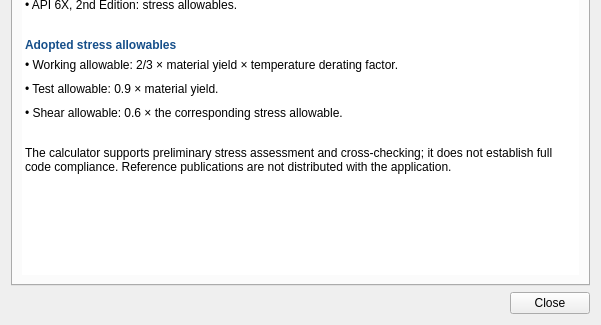
ZeroFlagLabs/pressure-vessel-calculator, file src/ui/settings_dialog.ui: the form before one commit; both pictures show x 0 to 601 and y 163 to 488 of the 601 by 488 pixel window.
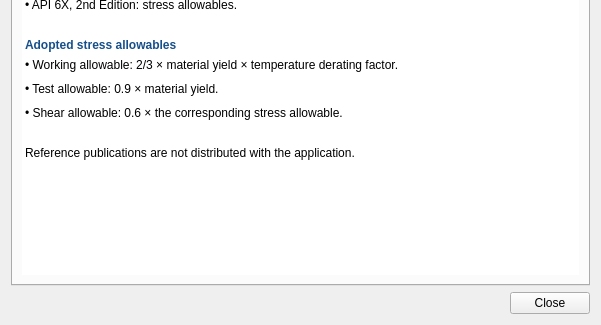
The form after the commit. The open tabs and pages were chosen to show the change.

```diff
--- a/src/ui/settings_dialog.ui
+++ b/src/ui/settings_dialog.ui
@@ -146,7 +146,7 @@
            <item><spacer name="referencesClosingNoteGap"><property name="orientation"><enum>Qt::Orientation::Vertical</enum></property><property name="sizeType"><enum>QSizePolicy::Fixed</enum></property><property name="sizeHint" stdset="0"><size><width>20</width><height>20</height></size></property></spacer></item>
            <item>
             <widget class="QLabel" name="references_note">
-             <property name="text"><string>The calculator supports preliminary stress assessment and cross-checking; it does not establish full code compliance. Reference publications are not distributed with the application.</string></property>
+             <property name="text"><string>Reference publications are not distributed with the application.</string></property>
              <property name="wordWrap"><bool>true</bool></property>
             </widget>
            </item>
```
Left out of the diff: 6 changed lines with no effect on the pictures.
